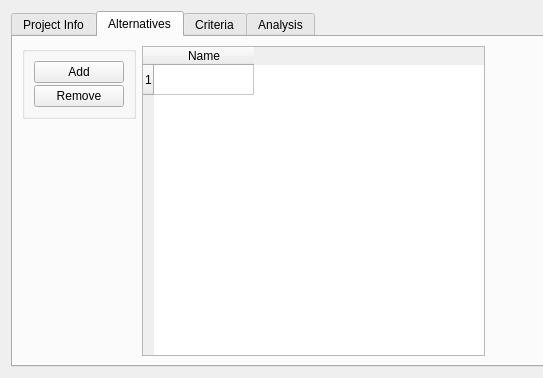
Qt form src/gui/project_view.ui (Ecotrust/delphos) before a commit; both pictures show x 0 to 543 and y 0 to 378 of the 849 by 378 pixel window.
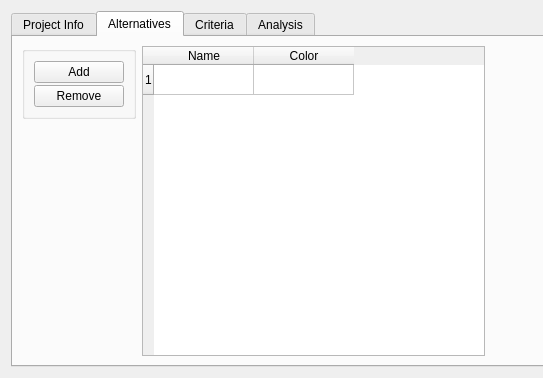
The same form after that commit. The open tabs and pages were chosen to show the change. Custom widgets are drawn as their Qt base class.

Patch:
```diff
--- a/src/gui/project_view.ui
+++ b/src/gui/project_view.ui
@@ -256,7 +256,7 @@
           <number>1</number>
          </property>
          <property name="columnCount" >
-          <number>1</number>
+          <number>2</number>
          </property>
          <row>
           <property name="text" >
@@ -268,6 +268,11 @@
            <string>Name</string>
           </property>
          </column>
+         <column>
+          <property name="text" >
+           <string>Color</string>
+          </property>
+         </column>
         </widget>
        </item>
        <item>
```
Left out of the diff: 2 changed lines with no effect on the pictures.
